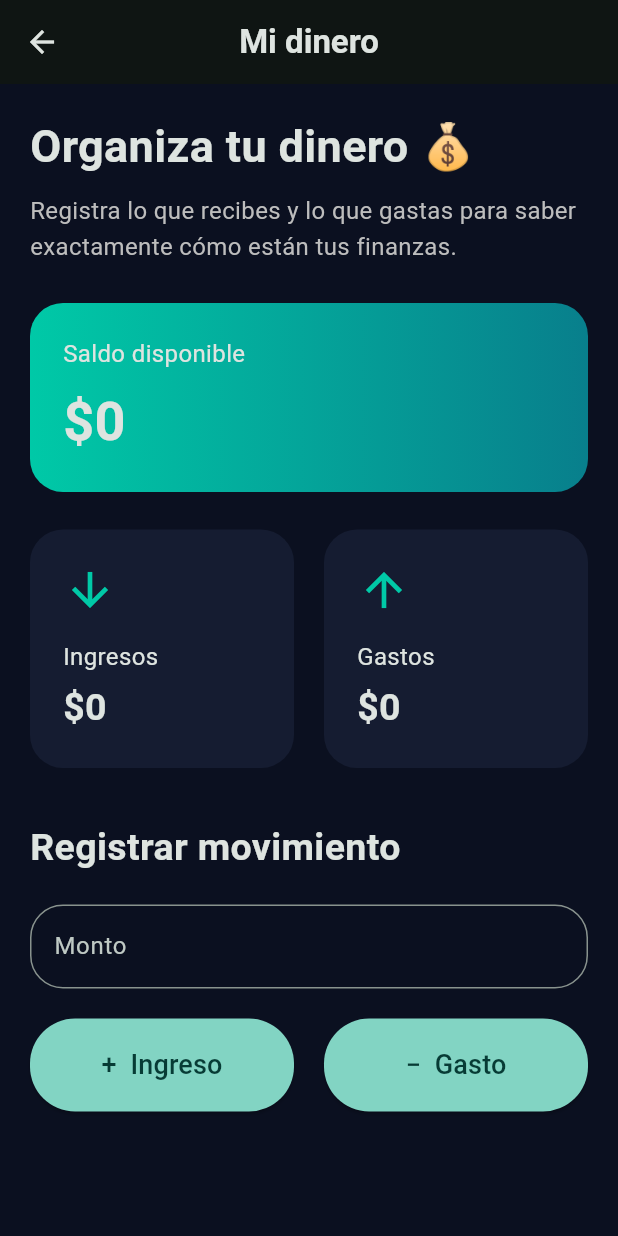
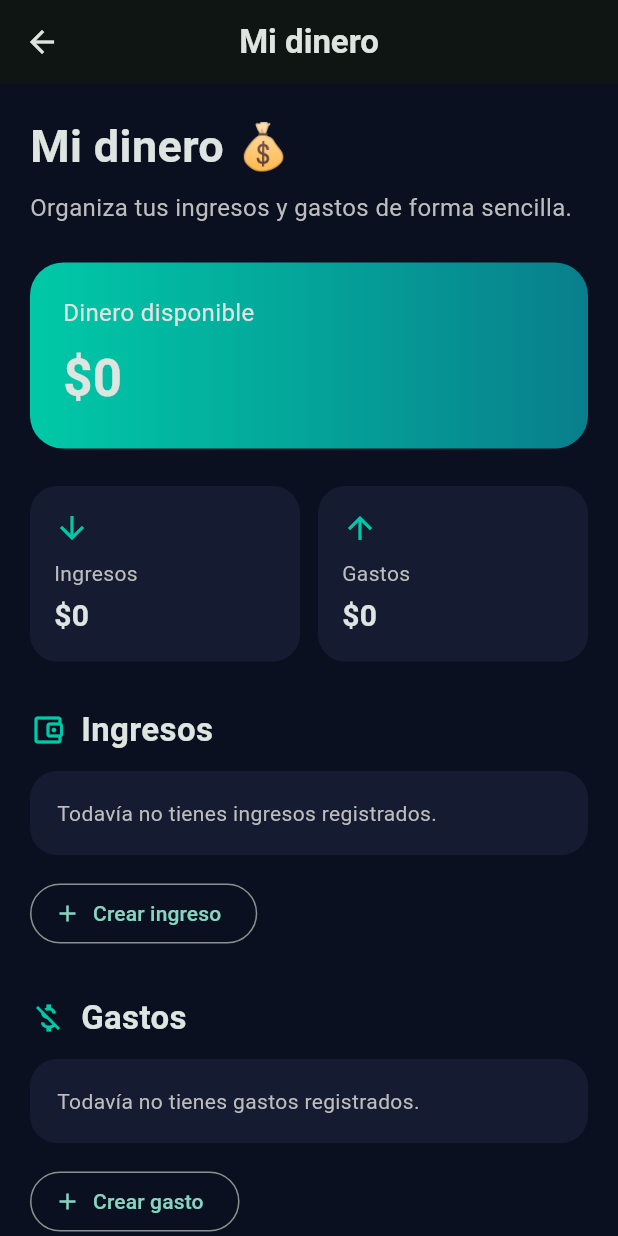
Before and after one commit to danmjp19-boop/mente-ahorradora, a Flutter app: the DineroPage screen opened directly, on a phone screen of 412 x 824 dp. Run offline on Flutter 3.47's test engine with Material 3 defaults, Android fonts, the phone set to English and light mode, and no system bars; our stand-ins replace shared_preferences; accounts and stored records are empty.

Commit message:
Update main.dart

```diff
--- a/lib/main.dart
+++ b/lib/main.dart
@@ -375,11 +375,29 @@ class DineroPage extends StatefulWidget {
 }
 
 class _DineroPageState extends State<DineroPage> {
-  double ingresos = 0;
-  double gastos = 0;
+  List<Map<String, dynamic>> ingresos = [];
+  List<Map<String, dynamic>> gastos = [];
 
-  final TextEditingController _montoController =
-      TextEditingController();
+  final List<String> ingresosBase = [
+    'Sueldo',
+    'Honorarios',
+    'Negocio',
+    'Otros ingresos',
+  ];
+
+  final List<String> gastosBase = [
+    'Arriendo',
+    'Transporte',
+    'Alimentación',
+    'Servicios',
+    'Mercado',
+    'Gasolina',
+    'Salud',
+    'Educación',
+    'Deudas',
+    'Entretenimiento',
+    'Otros gastos',
+  ];
 
   @override
   void initState() {
@@ -390,80 +408,175 @@ class _DineroPageState extends State<DineroPage> {
   Future<void> _cargarDatos() async {
     final prefs = await SharedPreferences.getInstance();
 
+    final ingresosGuardados =
+        prefs.getStringList('lista_ingresos') ?? [];
+
+    final gastosGuardados =
+        prefs.getStringList('lista_gastos') ?? [];
+
     setState(() {
-      ingresos = prefs.getDouble('ingresos') ?? 0;
-      gastos = prefs.getDouble('gastos') ?? 0;
+      ingresos = ingresosGuardados.map((item) {
+        final partes = item.split('|');
+
+        return {
+          'nombre': partes[0],
+          'valor': double.tryParse(partes[1]) ?? 0,
+        };
+      }).toList();
+
+      gastos = gastosGuardados.map((item) {
+        final partes = item.split('|');
+
+        return {
+          'nombre': partes[0],
+          'valor': double.tryParse(partes[1]) ?? 0,
+        };
+      }).toList();
     });
   }
 
   Future<void> _guardarDatos() async {
     final prefs = await SharedPreferences.getInstance();
 
-    await prefs.setDouble('ingresos', ingresos);
-    await prefs.setDouble('gastos', gastos);
+    await prefs.setStringList(
+      'lista_ingresos',
+      ingresos
+          .map((item) => '${item['nombre']}|${item['valor']}')
+          .toList(),
+    );
+
+    await prefs.setStringList(
+      'lista_gastos',
+      gastos
+          .map((item) => '${item['nombre']}|${item['valor']}')
+          .toList(),
+    );
   }
 
-  void _agregarIngreso() async {
-    final monto = double.tryParse(
-      _montoController.text.replaceAll(',', '.'),
+  double _total(List<Map<String, dynamic>> lista) {
+    return lista.fold(
+      0,
+      (total, item) => total + (item['valor'] as double),
+    );
+  }
+
+  void _mostrarFormulario({
+    required bool esIngreso,
+    String? nombreInicial,
+  }) {
+    final nombreController =
+        TextEditingController(text: nombreInicial ?? '');
+
+    final valorController = TextEditingController();
+
+    showDialog(
+      context: context,
+      builder: (context) {
+        return AlertDialog(
+          title: Text(
+            esIngreso ? 'Nuevo ingreso' : 'Nuevo gasto',
+          ),
+          content: Column(
+            mainAxisSize: MainAxisSize.min,
+            children: [
+              TextField(
+                controller: nombreController,
+                decoration: const InputDecoration(
+                  labelText: 'Nombre',
+                  hintText: 'Ej: Sueldo',
+                ),
+              ),
+              const SizedBox(height: 15),
+              TextField(
+                controller: valorController,
+                keyboardType:
+                    const TextInputType.numberWithOptions(
+                  decimal: true,
+                ),
+                decoration: const InputDecoration(
+                  labelText: 'Valor',
+                  prefixText: '\$ ',
+                ),
+              ),
+            ],
+          ),
+          actions: [
+            TextButton(
+              onPressed: () => Navigator.pop(context),
+              child: const Text('Cancelar'),
+            ),
+            FilledButton(
+              onPressed: () async {
+                final nombre =
+                    nombreController.text.trim();
+
+                final valor = double.tryParse(
+                  valorController.text
+                      .replaceAll('.', '')
+                      .replaceAll(',', '.'),
                 );
 
-    if (monto == null || monto <= 0) {
-      _mensaje('Escribe un monto válido.');
+                if (nombre.isEmpty ||
+                    valor == null ||
+                    valor <= 0) {
                   return;
                 }
 
                 setState(() {
-      ingresos += monto;
+                  final nuevo = {
+                    'nombre': nombre,
+                    'valor': valor,
+                  };
+
+                  if (esIngreso) {
+                    ingresos.add(nuevo);
+                  } else {
+                    gastos.add(nuevo);
+                  }
                 });
 
                 await _guardarDatos();
 
-    _montoController.clear();
-    _mensaje('Ingreso guardado correctamente.');
+                if (context.mounted) {
+                  Navigator.pop(context);
+                }
+              },
+              child: const Text('Guardar'),
+            ),
+          ],
+        );
+      },
+    );
   }
 
-  void _agregarGasto() async {
-    final monto = double.tryParse(
-      _montoController.text.replaceAll(',', '.'),
-    );
-
-    if (monto == null || monto <= 0) {
-      _mensaje('Escribe un monto válido.');
-      return;
+  void _eliminar({
+    required bool esIngreso,
+    required int indice,
+  }) async {
+    setState(() {
+      if (esIngreso) {
+        ingresos.removeAt(indice);
+      } else {
+        gastos.removeAt(indice);
       }
-
-    setState(() {
-      gastos += monto;
     });
 
     await _guardarDatos();
-
-    _montoController.clear();
-    _mensaje('Gasto guardado correctamente.');
-  }
-
-  void _mensaje(String texto) {
-    ScaffoldMessenger.of(context).showSnackBar(
-      SnackBar(content: Text(texto)),
-    );
-  }
-
-  @override
-  void dispose() {
-    _montoController.dispose();
-    super.dispose();
   }
 
   @override
   Widget build(BuildContext context) {
-    final double saldo = ingresos - gastos;
+    final totalIngresos = _total(ingresos);
+    final totalGastos = _total(gastos);
+    final disponible = totalIngresos - totalGastos;
 
     return Scaffold(
       appBar: AppBar(
         title: const Text(
           'Mi dinero',
-          style: TextStyle(fontWeight: FontWeight.bold),
+          style: TextStyle(
+            fontWeight: FontWeight.bold,
+          ),
         ),
         centerTitle: true,
       ),
@@ -471,24 +584,24 @@ class _DineroPageState extends State<DineroPage> {
         child: SingleChildScrollView(
           padding: const EdgeInsets.all(20),
           child: Column(
-            crossAxisAlignment: CrossAxisAlignment.start,
+            crossAxisAlignment:
+                CrossAxisAlignment.start,
             children: [
               const Text(
-                'Organiza tu dinero 💰',
+                'Mi dinero 💰',
                 style: TextStyle(
                   fontSize: 30,
                   fontWeight: FontWeight.bold,
                 ),
               ),
 
-              const SizedBox(height: 10),
+              const SizedBox(height: 8),
 
               Text(
-                'Registra lo que recibes y lo que gastas para saber exactamente cómo están tus finanzas.',
+                'Organiza tus ingresos y gastos de forma sencilla.',
                 style: TextStyle(
+                  color: Colors.grey.shade400,
                   fontSize: 16,
-                  color: Colors.grey.shade400,
-                  height: 1.5,
                 ),
               ),
 
@@ -504,22 +617,22 @@ class _DineroPageState extends State<DineroPage> {
                       Color(0xFF087F8C),
                     ],
                   ),
-                  borderRadius: BorderRadius.circular(22),
+                  borderRadius:
+                      BorderRadius.circular(22),
                 ),
                 child: Column(
-                  crossAxisAlignment: CrossAxisAlignment.start,
+                  crossAxisAlignment:
+                      CrossAxisAlignment.start,
                   children: [
                     const Text(
-                      'Saldo disponible',
-                      style: TextStyle(
-                        fontSize: 16,
-                      ),
+                      'Dinero disponible',
+                      style: TextStyle(fontSize: 16),
                     ),
                     const SizedBox(height: 8),
                     Text(
-                      '\$${saldo.toStringAsFixed(0)}',
+                      '\$${disponible.toStringAsFixed(0)}',
                       style: const TextStyle(
-                        fontSize: 36,
+                        fontSize: 34,
                         fontWeight: FontWeight.bold,
                       ),
                     ),
@@ -532,161 +645,241 @@ class _DineroPageState extends State<DineroPage> {
               Row(
                 children: [
                   Expanded(
-                    child: Container(
-                      padding: const EdgeInsets.all(22),
+                    child: _resumen(
+                      'Ingresos',
+                      totalIngresos,
+                      Icons.arrow_downward,
+                    ),
+                  ),
+                  const SizedBox(width: 12),
+                  Expanded(
+                    child: _resumen(
+                      'Gastos',
+                      totalGastos,
+                      Icons.arrow_upward,
+                    ),
+                  ),
+                ],
+              ),
+
+              const SizedBox(height: 30),
+
+              _tituloSeccion(
+                'Ingresos',
+                Icons.account_balance_wallet_outlined,
+              ),
+
+              const SizedBox(height: 12),
+
+              _listaMovimientos(
+                lista: ingresos,
+                esIngreso: true,
+              ),
+
+              const SizedBox(height: 15),
+
+              OutlinedButton.icon(
+                onPressed: () {
+                  _mostrarFormulario(
+                    esIngreso: true,
+                  );
+                },
+                icon: const Icon(Icons.add),
+                label: const Text('Crear ingreso'),
+              ),
+
+              const SizedBox(height: 30),
+
+              _tituloSeccion(
+                'Gastos',
+                Icons.money_off,
+              ),
+
+              const SizedBox(height: 12),
+
+              _listaMovimientos(
+                lista: gastos,
+                esIngreso: false,
+              ),
+
+              const SizedBox(height: 15),
+
+              OutlinedButton.icon(
+                onPressed: () {
+                  _mostrarFormulario(
+                    esIngreso: false,
+                  );
+                },
+                icon: const Icon(Icons.add),
+                label: const Text('Crear gasto'),
+              ),
+
+              const SizedBox(height: 30),
+
+              Container(
+                width: double.infinity,
+                padding: const EdgeInsets.all(18),
                 decoration: BoxDecoration(
                   color: const Color(0xFF151C31),
-                        borderRadius: BorderRadius.circular(22),
+                  borderRadius:
+                      BorderRadius.circular(18),
                 ),
-                      child: Column(
-                        crossAxisAlignment:
-                            CrossAxisAlignment.start,
-                        children: [
-                          const Icon(
-                            Icons.arrow_downward,
-                            color: Color(0xFF00C9A7),
-                            size: 36,
+                child: const Text(
+                  '💡 Consejo: primero registra tus ingresos y después agrega tus gastos. Así podrás saber cuánto dinero realmente tienes disponible.',
+                  style: TextStyle(
+                    fontSize: 15,
+                    height: 1.5,
                   ),
-                          const SizedBox(height: 15),
-                          const Text(
-                            'Ingresos',
-                            style: TextStyle(fontSize: 16),
-                          ),
-                          const SizedBox(height: 5),
-                          Text(
-                            '\$${ingresos.toStringAsFixed(0)}',
-                            style: const TextStyle(
-                              fontSize: 25,
-                              fontWeight: FontWeight.bold,
                 ),
               ),
             ],
           ),
         ),
       ),
+    );
+  }
 
-                  const SizedBox(width: 20),
-
-                  Expanded(
-                    child: Container(
-                      padding: const EdgeInsets.all(22),
+  Widget _resumen(
+    String titulo,
+    double valor,
+    IconData icono,
+  ) {
+    return Container(
+      padding: const EdgeInsets.all(16),
       decoration: BoxDecoration(
         color: const Color(0xFF151C31),
-                        borderRadius: BorderRadius.circular(22),
+        borderRadius: BorderRadius.circular(18),
       ),
       child: Column(
         crossAxisAlignment:
             CrossAxisAlignment.start,
         children: [
-                          const Icon(
-                            Icons.arrow_upward,
-                            color: Color(0xFF00C9A7),
-                            size: 36,
+          Icon(
+            icono,
+            color: const Color(0xFF00C9A7),
           ),
-                          const SizedBox(height: 15),
-                          const Text(
-                            'Gastos',
-                            style: TextStyle(fontSize: 16),
+          const SizedBox(height: 8),
+          Text(
+            titulo,
+            style: TextStyle(
+              color: Colors.grey.shade400,
             ),
-                          const SizedBox(height: 5),
+          ),
+          const SizedBox(height: 4),
           Text(
-                            '\$${gastos.toStringAsFixed(0)}',
+            '\$${valor.toStringAsFixed(0)}',
             style: const TextStyle(
-                              fontSize: 25,
+              fontSize: 20,
               fontWeight: FontWeight.bold,
             ),
           ),
         ],
       ),
+    );
+  }
+
+  Widget _tituloSeccion(
+    String titulo,
+    IconData icono,
+  ) {
+    return Row(
+      children: [
+        Icon(
+          icono,
+          color: const Color(0xFF00C9A7),
+        ),
+        const SizedBox(width: 10),
+        Text(
+          titulo,
+          style: const TextStyle(
+            fontSize: 22,
+            fontWeight: FontWeight.bold,
+          ),
+        ),
+      ],
+    );
+  }
+
+  Widget _listaMovimientos({
+    required List<Map<String, dynamic>> lista,
+    required bool esIngreso,
+  }) {
+    if (lista.isEmpty) {
+      return Container(
+        width: double.infinity,
+        padding: const EdgeInsets.all(18),
+        decoration: BoxDecoration(
+          color: const Color(0xFF151C31),
+          borderRadius: BorderRadius.circular(18),
+        ),
+        child: Text(
+          esIngreso
+              ? 'Todavía no tienes ingresos registrados.'
+              : 'Todavía no tienes gastos registrados.',
+          style: TextStyle(
+            color: Colors.grey.shade400,
+          ),
+        ),
+      );
+    }
+
+    return Column(
+      children: List.generate(
+        lista.length,
+        (indice) {
+          final item = lista[indice];
+
+          return Container(
+            margin: const EdgeInsets.only(
+              bottom: 10,
+            ),
+            padding: const EdgeInsets.all(16),
+            decoration: BoxDecoration(
+              color: const Color(0xFF151C31),
+              borderRadius:
+                  BorderRadius.circular(18),
+            ),
+            child: Row(
+              children: [
+                Icon(
+                  esIngreso
+                      ? Icons.add_circle_outline
+                      : Icons.remove_circle_outline,
+                  color: const Color(0xFF00C9A7),
+                ),
+                const SizedBox(width: 12),
+                Expanded(
+                  child: Text(
+                    item['nombre'],
+                    style: const TextStyle(
+                      fontSize: 17,
+                      fontWeight: FontWeight.bold,
+                    ),
+                  ),
+                ),
+                Text(
+                  '\$${(item['valor'] as double).toStringAsFixed(0)}',
+                  style: const TextStyle(
+                    fontSize: 16,
+                    fontWeight: FontWeight.bold,
+                  ),
+                ),
+                IconButton(
+                  onPressed: () {
+                    _eliminar(
+                      esIngreso: esIngreso,
+                      indice: indice,
+                    );
+                  },
+                  icon: const Icon(
+                    Icons.delete_outline,
+                    size: 20,
                   ),
                 ),
               ],
             ),
-
-              const SizedBox(height: 35),
-
-              const Text(
-                'Registrar movimiento',
-                style: TextStyle(
-                  fontSize: 25,
-                  fontWeight: FontWeight.bold,
-                ),
-              ),
-
-              const SizedBox(height: 20),
-
-              TextField(
-                controller: _montoController,
-                keyboardType:
-                    const TextInputType.numberWithOptions(
-                  decimal: true,
-                ),
-                decoration: InputDecoration(
-                  hintText: 'Monto',
-                  border: OutlineInputBorder(
-                    borderRadius: BorderRadius.circular(22),
-                  ),
-                ),
-              ),
-
-              const SizedBox(height: 20),
-
-              Row(
-                children: [
-                  Expanded(
-                    child: ElevatedButton(
-                      onPressed: _agregarIngreso,
-                      style: ElevatedButton.styleFrom(
-                        backgroundColor:
-                            const Color(0xFF82D4C3),
-                        foregroundColor:
-                            const Color(0xFF073B35),
-                        padding:
-                            const EdgeInsets.symmetric(
-                          vertical: 18,
-                        ),
-                        shape: RoundedRectangleBorder(
-                          borderRadius:
-                              BorderRadius.circular(30),
-                        ),
-                      ),
-                      child: const Text(
-                        '+  Ingreso',
-                        style: TextStyle(fontSize: 18),
-                      ),
-                    ),
-                  ),
-
-                  const SizedBox(width: 20),
-
-                  Expanded(
-                    child: ElevatedButton(
-                      onPressed: _agregarGasto,
-                      style: ElevatedButton.styleFrom(
-                        backgroundColor:
-                            const Color(0xFF82D4C3),
-                        foregroundColor:
-                            const Color(0xFF073B35),
-                        padding:
-                            const EdgeInsets.symmetric(
-                          vertical: 18,
-                        ),
-                        shape: RoundedRectangleBorder(
-                          borderRadius:
-                              BorderRadius.circular(30),
-                        ),
-                      ),
-                      child: const Text(
-                        '−  Gasto',
-                        style: TextStyle(fontSize: 18),
-                      ),
-                    ),
-                  ),
-                ],
-              ),
-            ],
-          ),
-        ),
+          );
+        },
       ),
     );
   }
```
Lines whose indentation alone changed are shown as unchanged.
